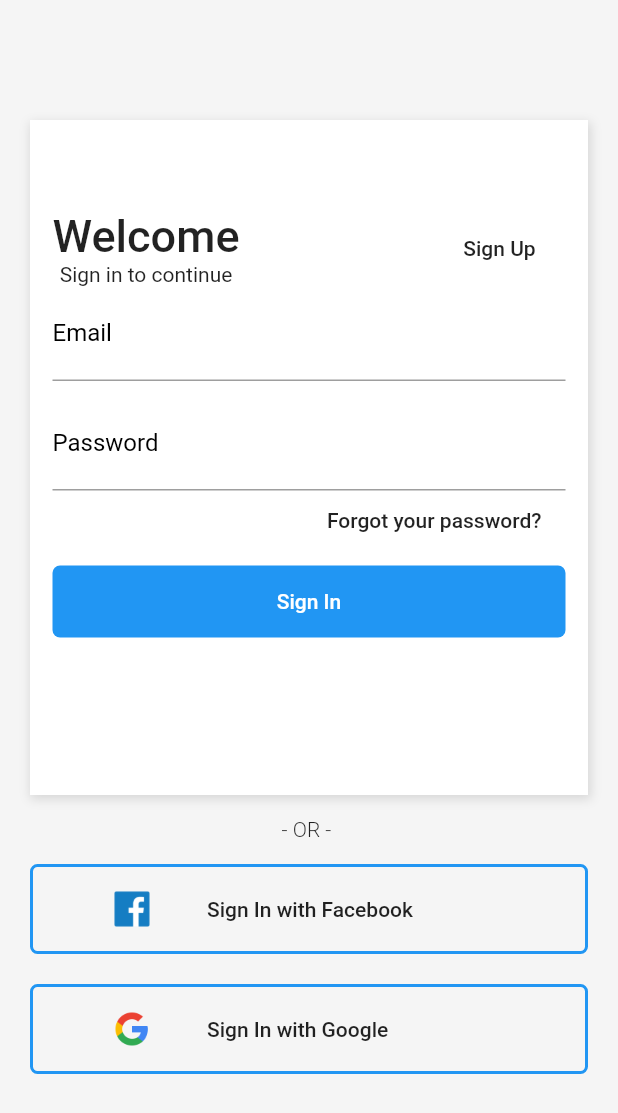
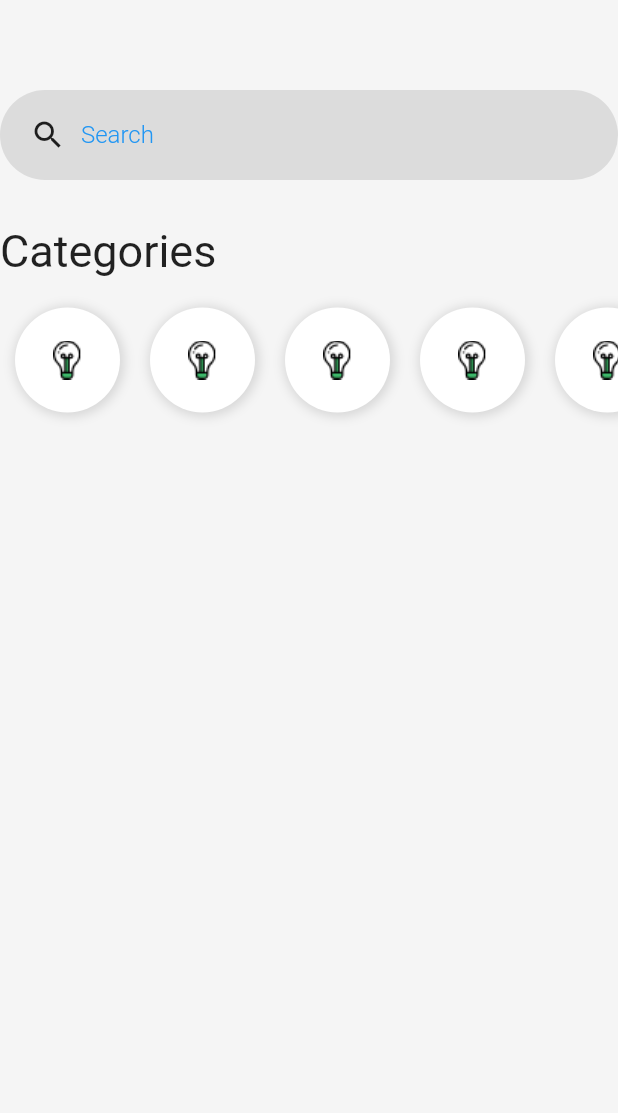
Before and after one commit to ohenriquemonte/layouts_flutter_baltaio, a Flutter app: the screen it shows after launch, after a tap on "Sign In", on a phone screen of 412 x 824 dp. Shown: the top 1113 px of the screen. Run offline on Flutter 3.47's test engine with Material 2 defaults, Android fonts, the phone set to English and light mode, and no system bars.

Commit message:
Modulo 2 - Layouts - Menu de Categorias

```diff
--- /dev/null
+++ b/lib/pages/home.page.dart
@@ -0,0 +1,109 @@
+import 'package:flutter/material.dart';
+
+class HomePage extends StatelessWidget {
+  const HomePage({Key? key}) : super(key: key);
+
+  @override
+  Widget build(BuildContext context) {
+    return Scaffold(
+      body: Container(
+        color: const Color(0xFFF5F5F5),
+        child: Column(
+          crossAxisAlignment: CrossAxisAlignment.stretch,
+          children: [
+            const SizedBox(height: 60),
+            search(),
+            const SizedBox(height: 30),
+            const Text(
+              'Categories',
+              style: TextStyle(
+                fontSize: 30,
+              ),
+            ),
+            const SizedBox(height: 10),
+            Container(
+              height: 90,
+              child: categoryList(),
+            ),
+          ],
+        ),
+      ),
+    );
+  }
+
+  Widget search() {
+    return Container(
+      height: 60,
+      padding: const EdgeInsets.only(left: 20),
+      decoration: BoxDecoration(
+        color: Colors.black.withOpacity(0.1),
+        borderRadius: const BorderRadius.all(
+          Radius.circular(128),
+        ),
+      ),
+      child: Row(
+        children: [
+          const Icon(Icons.search),
+          Container(
+            width: 300,
+            padding: const EdgeInsets.only(left: 10),
+            child: TextFormField(
+              //   autofocus: true,
+              keyboardType: TextInputType.text,
+              decoration: const InputDecoration(
+                border: InputBorder.none,
+                labelText: 'Search',
+                labelStyle: TextStyle(
+                  fontWeight: FontWeight.w300,
+                  color: Colors.blue,
+                  fontSize: 16,
+                ),
+              ),
+              style: const TextStyle(fontSize: 20, color: Colors.blue),
+            ),
+          ),
+        ],
+      ),
+    );
+  }
+
+  Widget categoryList() {
+    return Container(
+        width: 70,
+        child: ListView(
+          scrollDirection: Axis.horizontal,
+          children: [
+            categoryItem(),
+            categoryItem(),
+            categoryItem(),
+            categoryItem(),
+            categoryItem(),
+            categoryItem(),
+          ],
+        ));
+  }
+
+  Widget categoryItem() {
+    return Container(
+      width: 70,
+      height: 70,
+      margin: const EdgeInsets.all(10),
+      padding: const EdgeInsets.all(10),
+      decoration: const BoxDecoration(
+        color: Colors.white,
+        boxShadow: [
+          BoxShadow(
+            color: Colors.black12,
+            offset: Offset(1, 1),
+            blurRadius: 5,
+            spreadRadius: 2,
+          ),
+        ],
+        borderRadius: BorderRadius.all(
+          Radius.circular(64),
+        ),
+      ),
+      child: Image.asset('assets/Icon_Devices.png'),
+    );
+  }
+}
--- a/lib/pages/login.page.dart
+++ b/lib/pages/login.page.dart
@@ -1,6 +1,7 @@
 // ignore_for_file: deprecated_member_use
 
 import 'package:flutter/material.dart';
+import 'package:layouts_flutter/pages/home.page.dart';
 import 'package:layouts_flutter/pages/signup.page.dart';
 
 class LoginPage extends StatelessWidget {
@@ -109,7 +110,14 @@ class LoginPage extends StatelessWidget {
                             'Sign In',
                             style: TextStyle(color: Colors.white),
                           ),
-                          onPressed: () {},
+                          onPressed: () {
+                            Navigator.push(
+                              context,
+                              MaterialPageRoute(
+                                builder: (context) => const HomePage(),
+                              ),
+                            );
+                          },
                         ),
                       ),
                     ],
```
